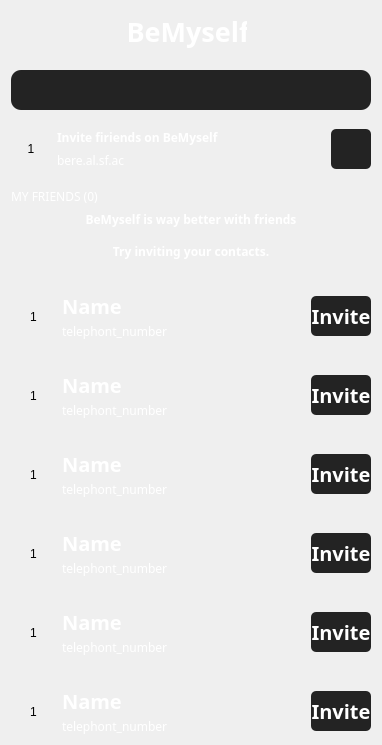
Qt form home_page/share.ui (zzx135790/ui) before a commit.
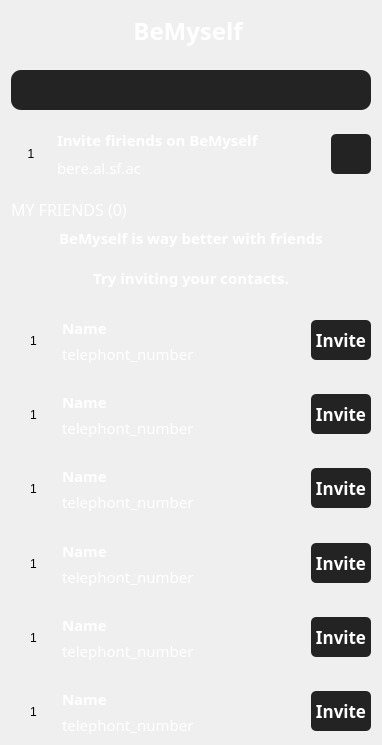
The same form after that commit. Icons and pictures are not drawn.

The edit to the form file:
```diff
--- a/home_page/share.ui
+++ b/home_page/share.ui
@@ -54,7 +54,7 @@
          <property name="font">
           <font>
            <family>Arial Rounded MT Bold</family>
-           <pointsize>20</pointsize>
+           <pointsize>18</pointsize>
            <bold>true</bold>
           </font>
          </property>
@@ -214,6 +214,7 @@
            <property name="font">
             <font>
              <family>Arial Rounded MT Bold</family>
+             <pointsize>11</pointsize>
              <bold>true</bold>
             </font>
            </property>
@@ -230,6 +231,7 @@
            <property name="font">
             <font>
              <family>Arial Rounded MT Bold</family>
+             <pointsize>11</pointsize>
             </font>
            </property>
            <property name="styleSheet">
@@ -314,6 +316,7 @@
          <property name="font">
           <font>
            <family>Arial Rounded MT Bold</family>
+           <pointsize>12</pointsize>
           </font>
          </property>
          <property name="styleSheet">
@@ -329,6 +332,7 @@
          <property name="font">
           <font>
            <family>Arial Rounded MT Bold</family>
+           <pointsize>11</pointsize>
            <bold>true</bold>
           </font>
          </property>
@@ -391,7 +395,7 @@
            <property name="font">
             <font>
              <family>Arial Rounded MT Bold</family>
-             <pointsize>15</pointsize>
+             <pointsize>11</pointsize>
              <bold>true</bold>
             </font>
            </property>
@@ -414,6 +418,7 @@
            <property name="font">
             <font>
              <family>Arial Rounded MT Bold</family>
+             <pointsize>11</pointsize>
             </font>
            </property>
            <property name="styleSheet">
@@ -456,7 +461,7 @@
          <property name="font">
           <font>
            <family>Arial Rounded MT Bold</family>
-           <pointsize>15</pointsize>
+           <pointsize>13</pointsize>
            <bold>true</bold>
           </font>
          </property>
@@ -516,7 +521,7 @@
            <property name="font">
             <font>
              <family>Arial Rounded MT Bold</family>
-             <pointsize>15</pointsize>
+             <pointsize>11</pointsize>
              <bold>true</bold>
             </font>
            </property>
@@ -539,6 +544,7 @@
            <property name="font">
             <font>
              <family>Arial Rounded MT Bold</family>
+             <pointsize>11</pointsize>
             </font>
            </property>
            <property name="styleSheet">
@@ -581,7 +587,7 @@
          <property name="font">
           <font>
            <family>Arial Rounded MT Bold</family>
-           <pointsize>15</pointsize>
+           <pointsize>13</pointsize>
            <bold>true</bold>
           </font>
          </property>
@@ -641,7 +647,7 @@
            <property name="font">
             <font>
              <family>Arial Rounded MT Bold</family>
-             <pointsize>15</pointsize>
+             <pointsize>11</pointsize>
              <bold>true</bold>
             </font>
            </property>
@@ -664,6 +670,7 @@
            <property name="font">
             <font>
              <family>Arial Rounded MT Bold</family>
+             <pointsize>11</pointsize>
             </font>
            </property>
            <property name="styleSheet">
@@ -706,7 +713,7 @@
          <property name="font">
           <font>
            <family>Arial Rounded MT Bold</family>
-           <pointsize>15</pointsize>
+           <pointsize>13</pointsize>
            <bold>true</bold>
           </font>
          </property>
@@ -766,7 +773,7 @@
            <property name="font">
             <font>
              <family>Arial Rounded MT Bold</family>
-             <pointsize>15</pointsize>
+             <pointsize>11</pointsize>
              <bold>true</bold>
             </font>
            </property>
@@ -789,6 +796,7 @@
            <property name="font">
             <font>
              <family>Arial Rounded MT Bold</family>
+             <pointsize>11</pointsize>
             </font>
            </property>
            <property name="styleSheet">
@@ -831,7 +839,7 @@
          <property name="font">
           <font>
            <family>Arial Rounded MT Bold</family>
-           <pointsize>15</pointsize>
+           <pointsize>13</pointsize>
            <bold>true</bold>
           </font>
          </property>
@@ -891,7 +899,7 @@
            <property name="font">
             <font>
              <family>Arial Rounded MT Bold</family>
-             <pointsize>15</pointsize>
+             <pointsize>11</pointsize>
              <bold>true</bold>
             </font>
            </property>
@@ -914,6 +922,7 @@
            <property name="font">
             <font>
              <family>Arial Rounded MT Bold</family>
+             <pointsize>11</pointsize>
             </font>
            </property>
            <property name="styleSheet">
@@ -956,7 +965,7 @@
          <property name="font">
           <font>
            <family>Arial Rounded MT Bold</family>
-           <pointsize>15</pointsize>
+           <pointsize>13</pointsize>
            <bold>true</bold>
           </font>
          </property>
@@ -1016,7 +1025,7 @@
            <property name="font">
             <font>
              <family>Arial Rounded MT Bold</family>
-             <pointsize>15</pointsize>
+             <pointsize>11</pointsize>
              <bold>true</bold>
             </font>
            </property>
@@ -1039,6 +1048,7 @@
            <property name="font">
             <font>
              <family>Arial Rounded MT Bold</family>
+             <pointsize>11</pointsize>
             </font>
            </property>
            <property name="styleSheet">
@@ -1081,7 +1091,7 @@
          <property name="font">
           <font>
            <family>Arial Rounded MT Bold</family>
-           <pointsize>15</pointsize>
+           <pointsize>13</pointsize>
            <bold>true</bold>
           </font>
          </property>
```
